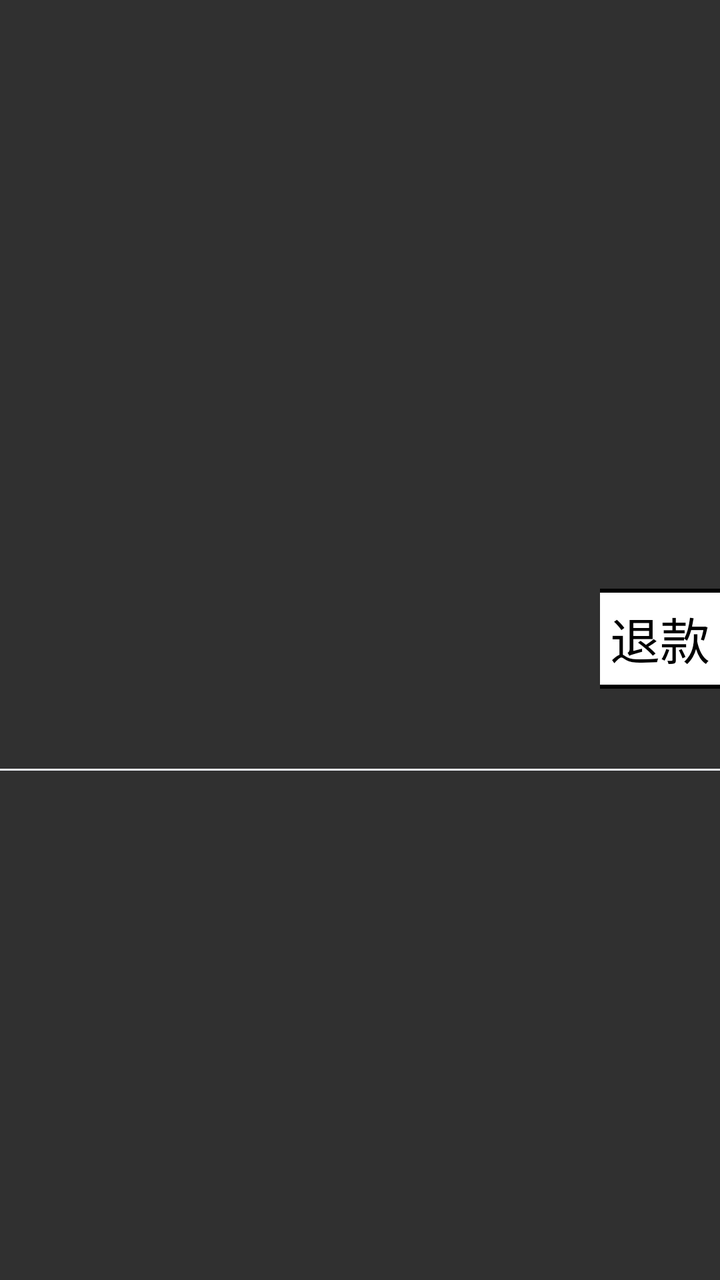
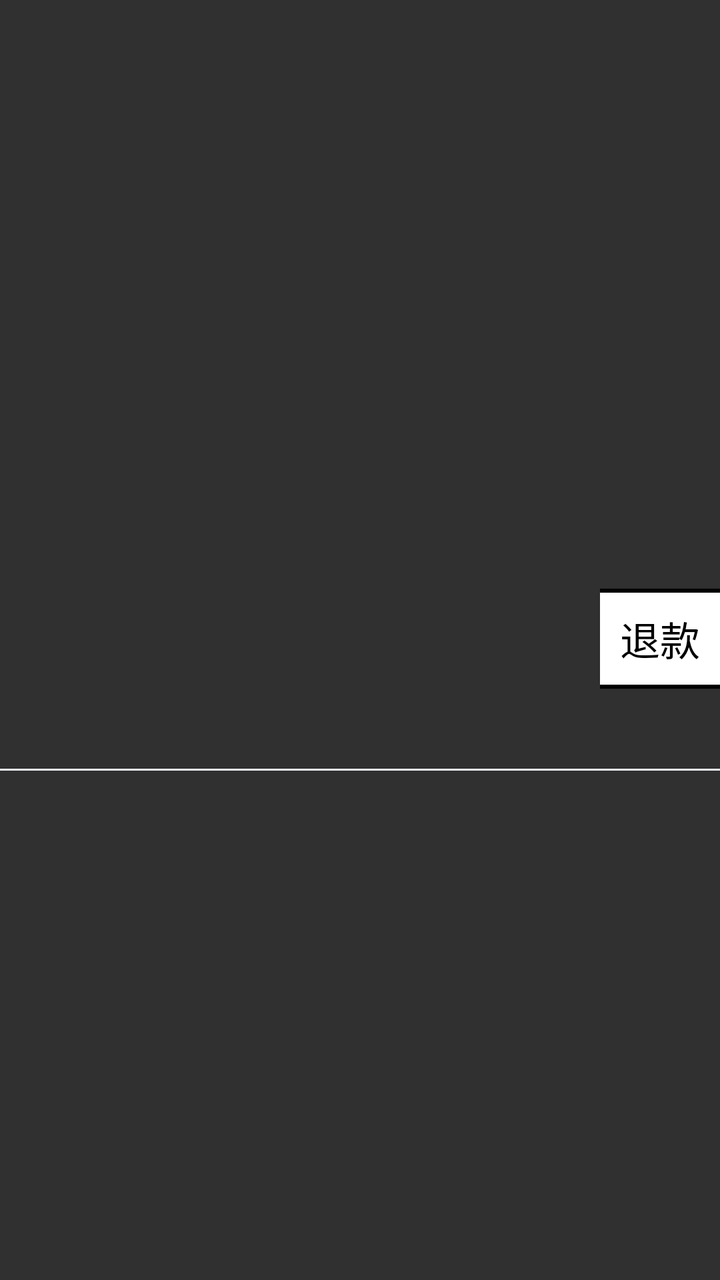

The first picture is an Android layout as it rendered before a commit; the second is the same layout after the commit. The layout source and the unified diff follow.
<!-- AndroidManifest.xml: application theme Base.Theme.UHMCS -->
<!-- res/layout/item_payment.xml -->
<?xml version="1.0" encoding="utf-8"?>
<LinearLayout xmlns:android="http://schemas.android.com/apk/res/android"
    android:orientation="vertical"
    android:layout_width="match_parent"
    android:layout_height="wrap_content"
    android:layout_margin="5dp"
    android:gravity="center"
    android:id="@+id/item_shop_view">
    <LinearLayout
        android:layout_width="match_parent"
        android:layout_height="wrap_content"
        android:orientation="vertical">
        <LinearLayout
            android:gravity="center_vertical"
            android:paddingTop="20dp"
            android:paddingBottom="20dp"
            android:layout_width="match_parent"
            android:layout_height="wrap_content"
            android:orientation="horizontal">
            <TextView
                android:id="@+id/zhifuleixing_tv"
                android:layout_width="0dp"
                android:layout_height="wrap_content"
                android:layout_weight="1"
                android:textSize="25dp"
                android:textColor="@color/black"
                android:text=""
                android:gravity="center"/>
            <TextView
                android:id="@+id/jiage_tv"
                android:layout_width="0dp"
                android:layout_height="wrap_content"
                android:layout_weight="2"
                android:textSize="25dp"
                android:textColor="@color/black"
                android:text=""
                android:gravity="center"/>
            <TextView
                android:id="@+id/liushuihao_tv"
                android:layout_width="0dp"
                android:layout_height="wrap_content"
                android:layout_weight="2"
                android:textSize="25dp"
                android:textColor="@color/black"
                android:text=""
                android:gravity="center"/>
            <LinearLayout
                android:visibility="visible"
                android:gravity="center"
                android:layout_width="0dp"
                android:layout_height="wrap_content"
                android:orientation="vertical"
                android:layout_weight="1">
                <TextView
                    android:id="@+id/tuikuan_btn"
                    android:layout_width="140dp"
                    android:layout_margin="20dp"
                    android:layout_height="50dp"
                    android:background="@drawable/rounded_border"
                    android:layout_weight="1"
                    android:textSize="25dp"
                    android:textColor="@color/black"
                    android:text="@string/refund"
                    android:gravity="center"/>
            </LinearLayout>


        </LinearLayout>
        <View
            android:layout_width="match_parent"
            android:layout_height="1dp"
            android:background="#ebeef5" />
    </LinearLayout>
</LinearLayout>
<!-- resources referenced by this layout -->
<resources>
  <color name="black">#FF000000</color>
  <!-- drawable rounded_border (drawable) -->
  <shape xmlns:android="http://schemas.android.com/apk/res/android">
      <solid android:color="@color/white" /> 
      <corners android:radius="8dp" /> 
      <stroke android:width="2dp" android:color="@color/black" /> 
  </shape>
  <string name="refund">退款</string>
  <style name="Base.Theme.UHMCS" parent="Theme.AppCompat.NoActionBar">
          
          
          <item name="android:windowFullscreen">true</item>
          <item name="android:windowContentOverlay">@null</item>
          <item name="colorControlActivated">@color/black</item> 
  
  
  
  
      </style>
  <color name="white">#FFFFFFFF</color>
</resources>

<!-- the commit's change to res/layout/item_payment.xml (unified diff, before → after) -->
@@ -22,8 +22,8 @@
                 android:layout_width="0dp"
                 android:layout_height="wrap_content"
                 android:layout_weight="1"
-                android:textSize="25dp"
-                android:textColor="@color/black"
+                android:textSize="20dp"
+                android:textColor="@color/text_gray"
                 android:text=""
                 android:gravity="center"/>
             <TextView
@@ -31,8 +31,8 @@
                 android:layout_width="0dp"
                 android:layout_height="wrap_content"
                 android:layout_weight="2"
-                android:textSize="25dp"
-                android:textColor="@color/black"
+                android:textSize="20dp"
+                android:textColor="@color/text_gray"
                 android:text=""
                 android:gravity="center"/>
             <TextView
@@ -40,8 +40,8 @@
                 android:layout_width="0dp"
                 android:layout_height="wrap_content"
                 android:layout_weight="2"
-                android:textSize="25dp"
-                android:textColor="@color/black"
+                android:textSize="20dp"
+                android:textColor="@color/text_gray"
                 android:text=""
                 android:gravity="center"/>
             <LinearLayout
@@ -58,7 +58,7 @@
                     android:layout_height="50dp"
                     android:background="@drawable/rounded_border"
                     android:layout_weight="1"
-                    android:textSize="25dp"
+                    android:textSize="20dp"
                     android:textColor="@color/black"
                     android:text="@string/refund"
                     android:gravity="center"/>
